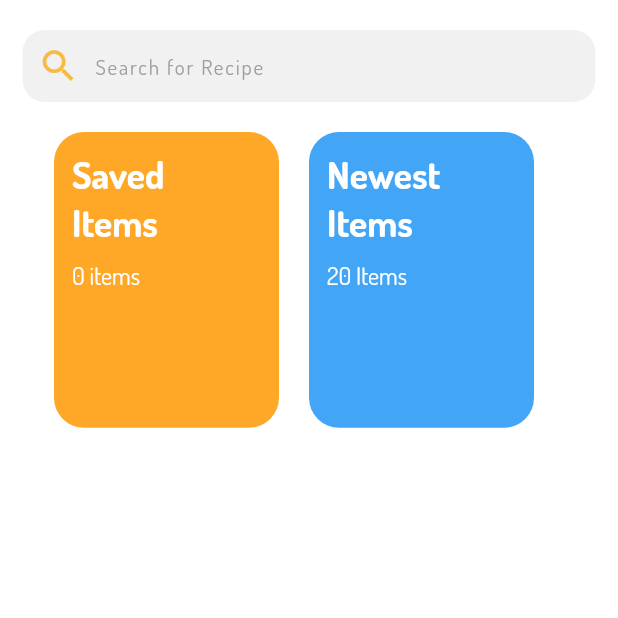
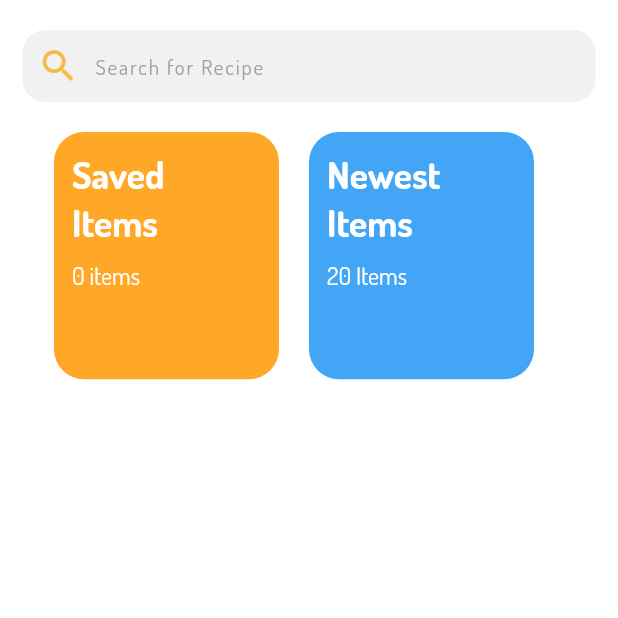
Before and after one commit to AshishAcharya083/Nepali-Food-Recipes, a Flutter app: the ListScreen screen opened directly, on a phone screen of 412 x 824 dp, the top half of it. Run offline on Flutter 3.47's test engine with Material 2 defaults, Android fonts, the phone set to English and light mode, and no system bars; our stand-ins replace bottom_navy_bar, cached_network_image, cloud_firestore, firebase_analytics, firebase_auth, firebase_core and 9 more; accounts and stored records are empty; project files that could hold a hidden picture were left out.

Commit message:
container size change for testing new release

```diff
--- a/lib/screens/food_list.dart
+++ b/lib/screens/food_list.dart
@@ -299,8 +299,8 @@ class _CategoriesScrollerState extends State<CategoriesScroller> {
   FirebaseFirestore fireStore = FirebaseFirestore.instance;
   @override
   Widget build(BuildContext context) {
-    final double categoryHeight =
-        MediaQuery.of(context).size.height * 0.30 - 50;
+    final double categoryHeight = MediaQuery.of(context).size.height * 0.2;
+    // MediaQuery.of(context).size.height * 0.30 - 50;
 
     return SingleChildScrollView(
       physics: BouncingScrollPhysics(),
```
Also changed, not shown: 1 other file.
